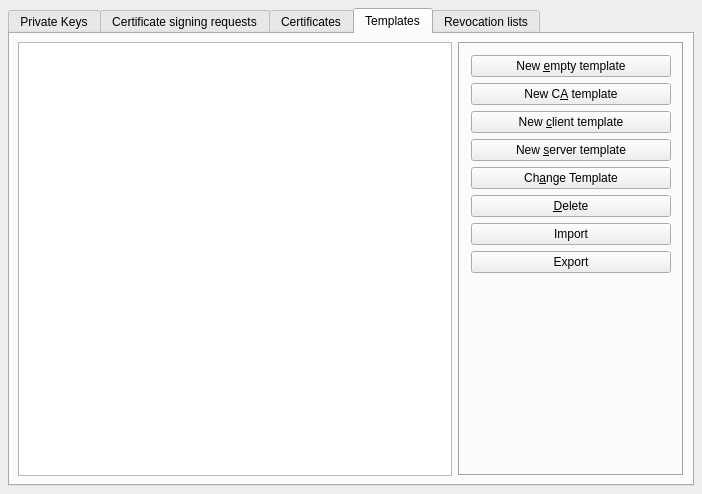
Qt form ui/MainWindow.ui (chris2511/xca) before a commit.
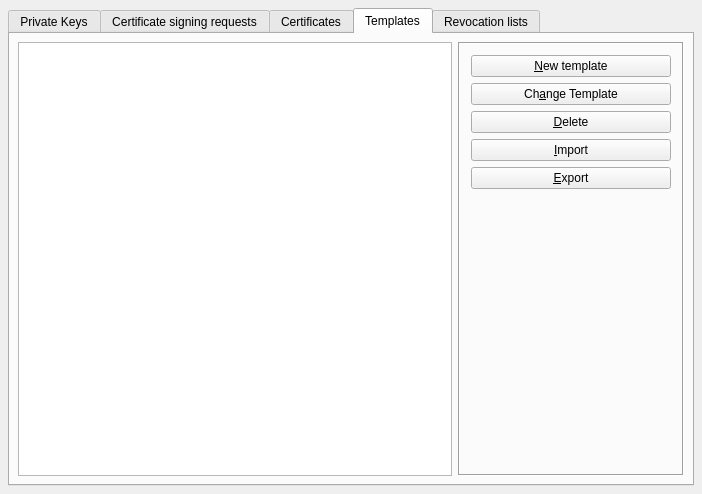
The same form after that commit. Custom widgets are drawn as their Qt base class.

Commit message: move edit() to db_base for all ItemModels add EditRole to get the original name when editing delete the CA, client, server Templates and keep only one.

What changed in the file:
```diff
--- a/ui/MainWindow.ui
+++ b/ui/MainWindow.ui
@@ -409,28 +409,7 @@
            <item>
             <widget class="QPushButton" name="BNemptyTemp" >
              <property name="text" >
-              <string>New &amp;empty template</string>
-             </property>
-            </widget>
-           </item>
-           <item>
-            <widget class="QPushButton" name="BNcaTemp" >
-             <property name="text" >
-              <string>New C&amp;A template</string>
-             </property>
-            </widget>
-           </item>
-           <item>
-            <widget class="QPushButton" name="BNclientTemp" >
-             <property name="text" >
-              <string>New &amp;client template</string>
-             </property>
-            </widget>
-           </item>
-           <item>
-            <widget class="QPushButton" name="BNserverTemp" >
-             <property name="text" >
-              <string>New &amp;server template</string>
+              <string>&amp;New template</string>
              </property>
             </widget>
            </item>
@@ -451,14 +430,14 @@
            <item>
             <widget class="QPushButton" name="BNimportTemp" >
              <property name="text" >
-              <string>Import</string>
+              <string>&amp;Import</string>
              </property>
             </widget>
            </item>
            <item>
             <widget class="QPushButton" name="BNexportTemp" >
              <property name="text" >
-              <string>Export</string>
+              <string>&amp;Export</string>
              </property>
             </widget>
            </item>
```
Left out of the diff: 2 changed lines with no effect on the pictures. The commit also changes 15 other files.
